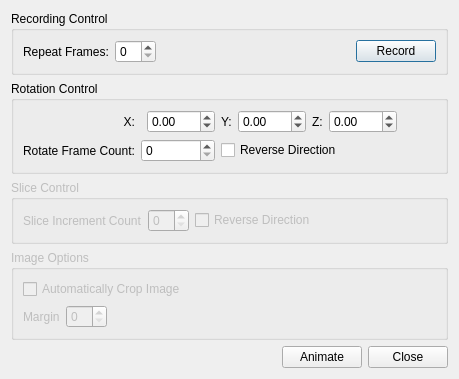
Old version of the form src/GuiQt/MovieDialog.ui in the repository Washington-University/workbench.
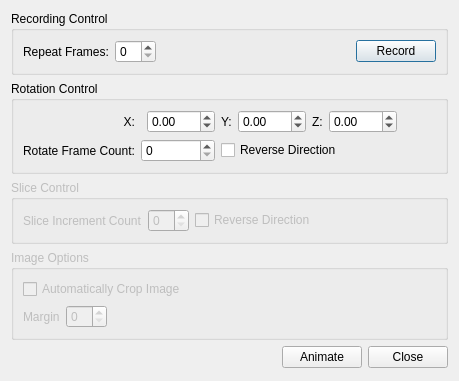
New version of the form.

Commit message: Modified max extent for rotate frame count to 9999999, to allow for recording of longer movies.

Diff of the .ui file:
```diff
--- a/src/GuiQt/MovieDialog.ui
+++ b/src/GuiQt/MovieDialog.ui
@@ -7,7 +7,7 @@
     <x>0</x>
     <y>0</y>
     <width>459</width>
-    <height>344</height>
+    <height>381</height>
    </rect>
   </property>
   <property name="sizePolicy">
```
Left out of the diff: 6 changed lines with no effect on the pictures.
